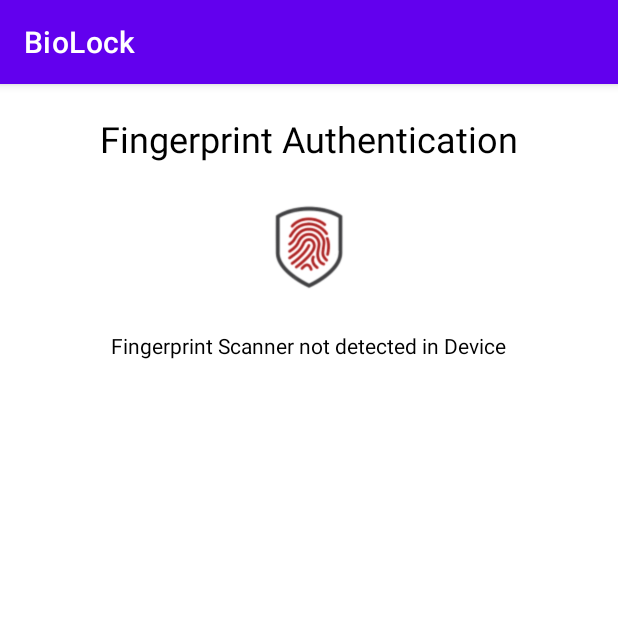
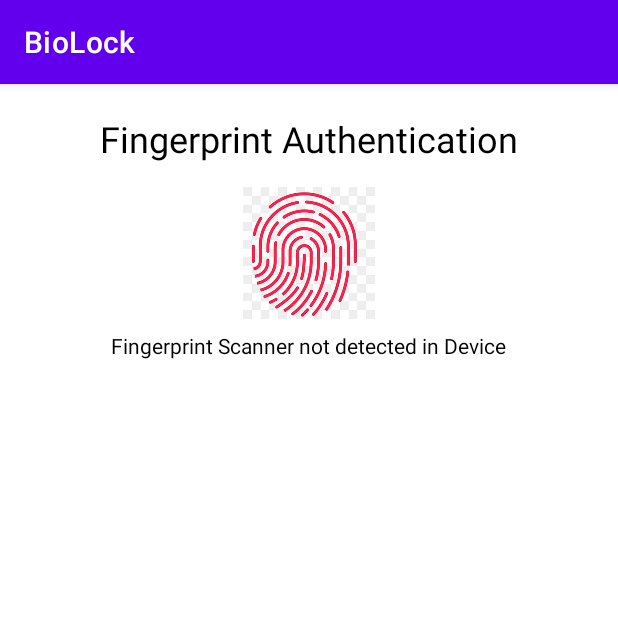
Before and after one commit to AsadShahid04/BioLock_Updated, an Android app: the ScanFinger screen opened directly, with no data from a screen before it, on a phone screen of 412 x 824 dp, the top half of it. Run offline under Robolectric (Android 15) with nearby library versions, the phone set to English and light mode, and no system bars.

Commit message:
Commit with fingerprint color change feature in scanfingerprint.xml

```diff
--- a/app/src/main/java/com/example/biolock/ScanFinger.java
+++ b/app/src/main/java/com/example/biolock/ScanFinger.java
@@ -36,6 +36,8 @@ public class ScanFinger extends AppCompatActivity {
     private TextView mHeadingLabel;
     private ImageView mFingerprintImage;
     private TextView mParaLabel;
+    private ImageView mstatusgreenfingerprint;
+    private ImageView mstatusredfingerprint;
     private Cipher cipher;
     private KeyguardManager keyguardManager; //will be used to check whether security is enabled on lockscreen or not.
     private KeyStore keyStore;
@@ -51,6 +53,8 @@ public class ScanFinger extends AppCompatActivity {
         mHeadingLabel = (TextView) findViewById(R.id.headingLabel);
         mFingerprintImage = (ImageView) findViewById(R.id.fingerprintImage);
         mParaLabel = (TextView) findViewById(R.id.paraLabel);
+        mstatusgreenfingerprint = (ImageView) findViewById(R.id.statusgreenfingerprint);
+        mstatusredfingerprint = (ImageView) findViewById(R.id.statusredfingerprint);
 
         //Below are the requirements Android Phone needs to run this app:
         // Check 1: Android version should be greater or equal to Marshmallow
@@ -63,24 +67,30 @@ public class ScanFinger extends AppCompatActivity {
             fingerprintManager = (FingerprintManager) getSystemService(FINGERPRINT_SERVICE);
             keyguardManager = (KeyguardManager) getSystemService(KEYGUARD_SERVICE);
             //if no fingerprint sensor detected on phone conditional statement below
+
             if (!fingerprintManager.isHardwareDetected()) {
-
+                mstatusgreenfingerprint.setVisibility(mstatusgreenfingerprint.INVISIBLE);
+                mstatusredfingerprint.setVisibility(mstatusredfingerprint.VISIBLE);
                 mParaLabel.setText("Fingerprint Scanner not detected in Device");
 
             } else if (ContextCompat.checkSelfPermission(this, Manifest.permission.USE_FINGERPRINT) != PackageManager.PERMISSION_GRANTED) { //makes sure if permission is granted
-
+                mstatusgreenfingerprint.setVisibility(mstatusgreenfingerprint.INVISIBLE);
+                mstatusredfingerprint.setVisibility(mstatusredfingerprint.VISIBLE);
                 mParaLabel.setText("Permission not granted to use Fingerprint Scanner");
 
             } else if (!keyguardManager.isKeyguardSecure()) { //makes sure if there is a lock on the phone lockscreen
-
+                mstatusgreenfingerprint.setVisibility(mstatusgreenfingerprint.INVISIBLE);
+                mstatusredfingerprint.setVisibility(mstatusredfingerprint.VISIBLE);
                 mParaLabel.setText("Add A Lock to your Phone in Settings");
 
             } else if (!fingerprintManager.hasEnrolledFingerprints()) { //makes sure if phone has at least 1 fingerprint registered
-
+                mstatusgreenfingerprint.setVisibility(mstatusgreenfingerprint.INVISIBLE);
+                mstatusredfingerprint.setVisibility(mstatusredfingerprint.VISIBLE);
                 mParaLabel.setText("You should add at least 1 Fingerprint to use this Feature");
 
             } else { //phone is ready to go
-
+                mstatusredfingerprint.setVisibility(mstatusredfingerprint.INVISIBLE);
+                mstatusgreenfingerprint.setVisibility(mstatusgreenfingerprint.VISIBLE);
                 mParaLabel.setText("Place your Finger on Scanner to Access the App.");
                 generateKey();
                 if(cipherInit()){
--- a/app/src/main/res/layout/scanfingerprint.xml
+++ b/app/src/main/res/layout/scanfingerprint.xml
@@ -37,4 +37,26 @@
         android:text="Place your Finger on the Scanner to Proceed!"
         android:textAlignment="center"
         android:textColor="#000000" />
+
+
+    <ImageView
+        android:id="@+id/statusgreenfingerprint"
+        android:layout_width="72dp"
+        android:layout_height="72dp"
+        android:layout_below="@+id/headingLabel"
+        android:layout_centerHorizontal="true"
+        android:layout_marginTop="2dp"
+        app:srcCompat="@drawable/green_fingerprint" />
+
+    <ImageView
+        android:id="@+id/statusredfingerprint"
+        android:layout_width="96dp"
+        android:layout_height="88dp"
+        android:layout_alignWithParentIfMissing="false"
+        android:layout_below="@+id/headingLabel"
+        android:layout_centerHorizontal="true"
+        android:layout_marginTop="-4dp"
+        android:background="#FFFFFF"
+        android:duplicateParentState="false"
+        app:srcCompat="@drawable/red_fingerprint" />
 </RelativeLayout>
```
Also changed, not shown: app/src/main/res/drawable/green_fingerprint.png (added), app/src/main/res/drawable/red_fingerprint.jpeg (added).
